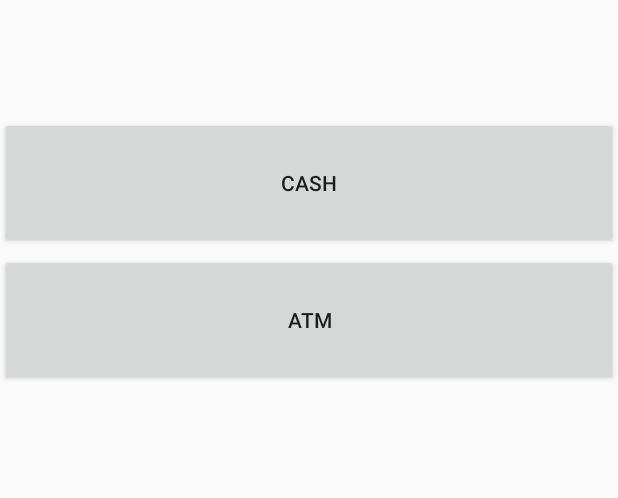
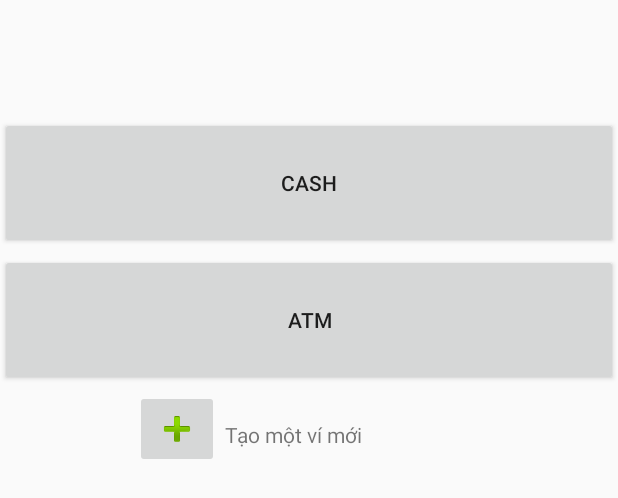
Before and after one commit to namnoit/smoney, an Android app: the layout activity_select_wallet.xml on its own in the app's theme, with its tools: preview values and no code run, on a phone screen of 412 x 824 dp. Shown: the top 498 px of the screen. Run offline under Robolectric (Android 15) with nearby library versions, the phone set to English and light mode, and no system bars.

Commit message:
add addbutton, link wallet vs his, wallet vs cat

```diff
--- a/app/src/main/AndroidManifest.xml
+++ b/app/src/main/AndroidManifest.xml
@@ -9,7 +9,8 @@
         android:roundIcon="@mipmap/ic_launcher_round"
         android:supportsRtl="true"
         android:theme="@style/AppTheme">
-        <activity android:name=".Select_wallet"></activity>
+        <activity android:name=".Select_category"></activity>
+        <activity android:name=".Select_wallet" />
         <activity
             android:name=".HistoryFragment"
             android:label="@string/title_activity_history_fragment"
--- a/app/src/main/res/layout/activity_main.xml
+++ b/app/src/main/res/layout/activity_main.xml
@@ -7,12 +7,11 @@
     tools:context=".MainActivity">
 
     <FrameLayout
+        android:id="@+id/container"
         android:layout_width="match_parent"
         android:layout_height="match_parent"
-        android:id="@+id/container"
         android:layout_above="@+id/bottom_view"
-        >
-
+        android:layout_marginBottom="-56dp">
     </FrameLayout>
 
     <android.support.design.widget.BottomNavigationView
--- a/app/src/main/res/layout/activity_select_wallet.xml
+++ b/app/src/main/res/layout/activity_select_wallet.xml
@@ -4,24 +4,42 @@
     xmlns:tools="http://schemas.android.com/tools"
     android:layout_width="match_parent"
     android:layout_height="match_parent"
-    tools:context=".Select_wallet">
+    tools:context=".Select_wallet"
+    >
 
     <Button
-        android:id="@+id/button5"
+        android:id="@+id/cash"
         android:layout_width="match_parent"
         android:layout_height="88dp"
         android:layout_alignParentTop="true"
         android:layout_marginTop="78dp"
-        android:text="@string/Cash"
+        android:text="@string/cash"
         tools:text="Cash" />
 
     <Button
-        android:id="@+id/button4"
+        android:id="@+id/atm"
         android:layout_width="match_parent"
         android:layout_height="88dp"
         android:layout_alignParentTop="true"
         android:layout_marginTop="169dp"
-        android:text="@string/ATM"
+        android:text="@string/atm"
         tools:text="ATM" />
 
+    <ImageButton
+        android:id="@+id/addwalletButton"
+        android:layout_width="wrap_content"
+        android:layout_height="wrap_content"
+        android:layout_marginTop="260dp"
+        android:layout_marginStart="90dp"
+        android:contentDescription="@string/addwallet"
+        app:srcCompat="@android:drawable/ic_input_add" />
+
+    <TextView
+        android:id="@+id/textView2"
+        android:layout_width="wrap_content"
+        android:layout_height="wrap_content"
+        android:layout_marginTop="280dp"
+        android:layout_marginStart="150dp"
+        android:text="@string/t_o_m_t_v_m_i" />
+
 </RelativeLayout>
--- a/app/src/main/res/values/colors.xml
+++ b/app/src/main/res/values/colors.xml
@@ -1,6 +1,6 @@
 <?xml version="1.0" encoding="utf-8"?>
 <resources>
-    <color name="colorPrimary">#008577</color>
+    <color name="colorPrimary">#1EA899</color>
     <color name="colorPrimaryDark">#00574B</color>
     <color name="colorAccent">#D81B60</color>
 </resources>
--- a/app/src/main/res/values/strings.xml
+++ b/app/src/main/res/values/strings.xml
@@ -5,4 +5,10 @@
     <string name="chart">Biểu đồ</string>
     <string name="tax">Thuế TNCN</string>
     <string name="title_activity_history_fragment">HistoryFragment</string>
+    <string name="add">TODO</string>
+    <string name="cash">Cash</string>
+    <string name="atm">ATM</string>
+    <string name="todo">TODO</string>
+    <string name="addwallet">addwallet</string>
+    <string name="t_o_m_t_v_m_i">Tạo một ví mới</string>
 </resources>
```
Also changed, not shown: app/src/main/java/com/example/smoney/HistoryFragment.java (+20 -2 lines), app/src/main/java/com/example/smoney/MainActivity.java (+6 -1 lines), app/src/main/java/com/example/smoney/Select_category.java (added, +13 -0 lines), app/src/main/java/com/example/smoney/Select_wallet.java (+22 -1 lines), app/src/main/res/layout/activity_select_category.xml (added, +9 -0 lines), app/src/main/res/layout/fragment_history.xml (+14 -0 lines), 1348 other files.
